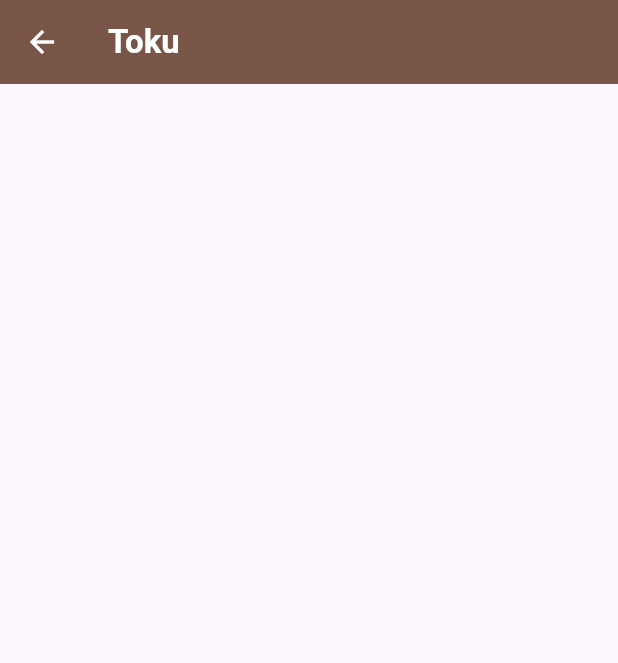
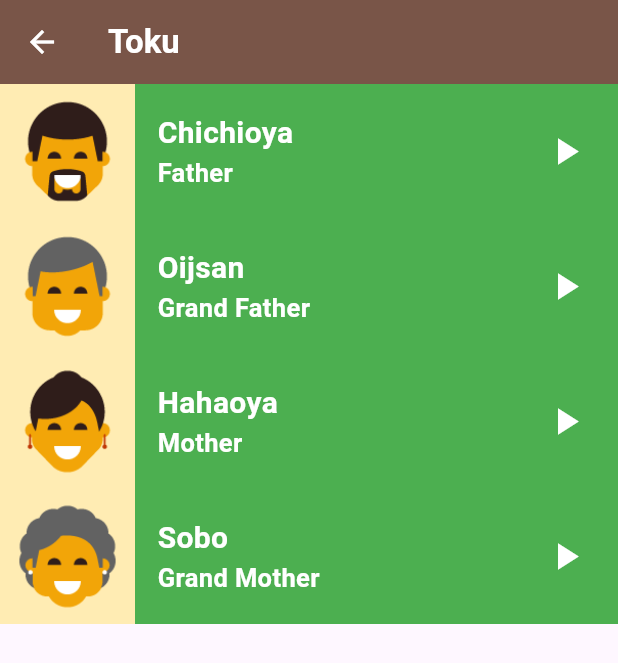
Before and after one commit to mo7ossam44/toku-app, a Flutter app: the FamilyMembersPage screen opened directly, on a phone screen of 412 x 824 dp. Shown: the top 663 px of the screen. Run offline on Flutter 3.47's test engine with Material 3 defaults, Android fonts, the light colour scheme and no system bars.

Commit message:
from listview to listviewe..bulder

```diff
--- a/lib/Screens/family_members_page.dart
+++ b/lib/Screens/family_members_page.dart
@@ -1,7 +1,36 @@
 import 'package:flutter/material.dart';
+import 'package:tuku/Components/item.dart';
+import 'package:tuku/Models/Item_model.dart';
 
 class FamilyMembersPage extends StatelessWidget {
-  const FamilyMembersPage({super.key});
+  FamilyMembersPage({super.key});
+
+  final List<ItemModel> familyMembersList = [
+    ItemModel(
+      image: 'assets/images/family_members/family_father.png',
+      jpName: 'Chichioya',
+      enName: 'Father',
+      sound: 'sound',
+    ),
+    ItemModel(
+      image: 'assets/images/family_members/family_grandfather.png',
+      jpName: 'Oijsan',
+      enName: 'Grand Father',
+      sound: 'sound',
+    ),
+    ItemModel(
+      image: 'assets/images/family_members/family_mother.png',
+      jpName: 'Hahaoya',
+      enName: 'Mother',
+      sound: 'sound',
+    ),
+    ItemModel(
+      image: 'assets/images/family_members/family_grandmother.png',
+      jpName: 'Sobo',
+      enName: 'Grand Mother',
+      sound: 'sound',
+    ),
+  ];
 
   @override
   Widget build(BuildContext context) {
@@ -14,6 +43,12 @@ class FamilyMembersPage extends StatelessWidget {
         backgroundColor: Colors.brown,
         iconTheme: IconThemeData(color: Colors.white),
       ),
+      body: ListView.builder(
+        itemCount: familyMembersList.length,
+        itemBuilder: (context, index) {
+          return Item(itemModel: familyMembersList[index], color: Colors.green);
+        },
+      ),
     );
   }
 }
```
Also changed, not shown: lib/Screens/home_page.dart (+31 -39 lines), lib/Screens/phrases_page.dart (+19 -0 lines), lib/Screens/family_page.dart (deleted).
